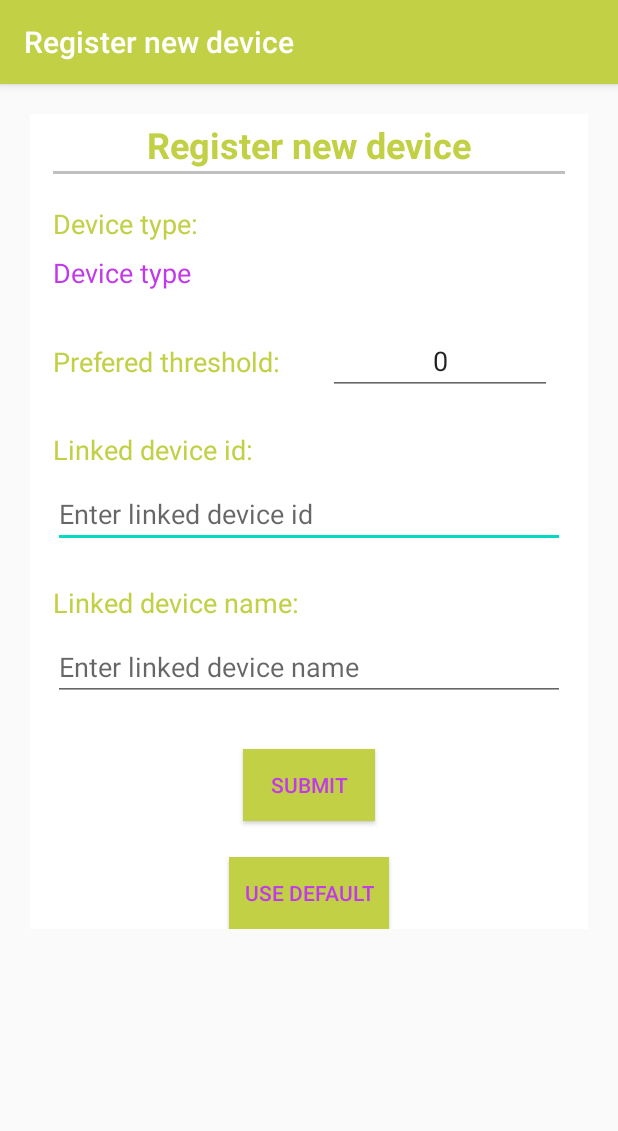
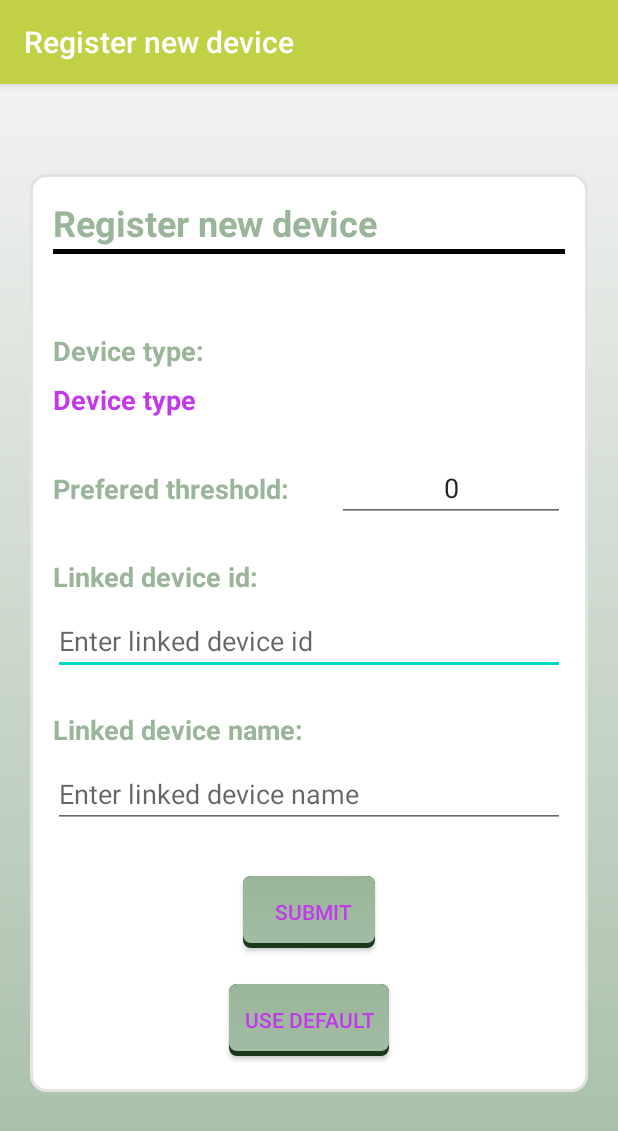
Before and after one commit to ZoroZero/Group9-Smart-garden-project, an Android app: the RegisterDeviceSettingActivity screen opened directly, with no data from a screen before it, on a phone screen of 412 x 824 dp. Shown: the top 1131 px of the screen. Run offline under Robolectric (Android 15) with nearby library versions, the phone set to English and light mode, and no system bars; libraries missing offline, so code that uses them is left out: org.eclipse.paho; network calls fail; 4 statements that could not run were skipped.

Commit message:
Fix register device UI

```diff
--- a/Smart_garden_app/app/src/main/res/drawable/ic_log_out_50dp.xml
+++ b/Smart_garden_app/app/src/main/res/drawable/ic_log_out_50dp.xml
@@ -1,4 +1,4 @@
-<vector android:height="50dp" android:tint="#708238"
+<vector android:height="50dp" android:tint="#9AB59A"
     android:viewportHeight="24.0" android:viewportWidth="24.0"
     android:width="50dp" xmlns:android="http://schemas.android.com/apk/res/android">
     <path android:fillColor="#FF000000" android:pathData="M10.09,15.59L11.5,17l5,-5 -5,-5 -1.41,1.41L12.67,11H3v2h9.67l-2.58,2.59zM19,3H5c-1.11,0 -2,0.9 -2,2v4h2V5h14v14H5v-4H3v4c0,1.1 0.89,2 2,2h14c1.1,0 2,-0.9 2,-2V5c0,-1.1 -0.9,-2 -2,-2z"/>
--- a/Smart_garden_app/app/src/main/res/drawable/ic_register_device_50dp.xml
+++ b/Smart_garden_app/app/src/main/res/drawable/ic_register_device_50dp.xml
@@ -1,4 +1,4 @@
-<vector android:height="50dp" android:tint="#708238"
+<vector android:height="50dp" android:tint="#9AB59A"
     android:viewportHeight="24.0" android:viewportWidth="24.0"
     android:width="50dp" xmlns:android="http://schemas.android.com/apk/res/android">
     <path android:fillColor="#FF000000" android:pathData="M19,13h-6v6h-2v-6H5v-2h6V5h2v6h6v2z"/>
--- a/Smart_garden_app/app/src/main/res/drawable/ic_register_plant_50dp.xml
+++ b/Smart_garden_app/app/src/main/res/drawable/ic_register_plant_50dp.xml
@@ -1,4 +1,4 @@
-<vector android:height="50dp" android:tint="#708238"
+<vector android:height="50dp" android:tint="#9AB59A"
     android:viewportHeight="24.0" android:viewportWidth="24.0"
     android:width="50dp" xmlns:android="http://schemas.android.com/apk/res/android">
     <path android:fillColor="#FF000000" android:pathData="M12,22c4.97,0 9,-4.03 9,-9 -4.97,0 -9,4.03 -9,9zM5.6,10.25c0,1.38 1.12,2.5 2.5,2.5 0.53,0 1.01,-0.16 1.42,-0.44l-0.02,0.19c0,1.38 1.12,2.5 2.5,2.5s2.5,-1.12 2.5,-2.5l-0.02,-0.19c0.4,0.28 0.89,0.44 1.42,0.44 1.38,0 2.5,-1.12 2.5,-2.5 0,-1 -0.59,-1.85 -1.43,-2.25 0.84,-0.4 1.43,-1.25 1.43,-2.25 0,-1.38 -1.12,-2.5 -2.5,-2.5 -0.53,0 -1.01,0.16 -1.42,0.44l0.02,-0.19C14.5,2.12 13.38,1 12,1S9.5,2.12 9.5,3.5l0.02,0.19c-0.4,-0.28 -0.89,-0.44 -1.42,-0.44 -1.38,0 -2.5,1.12 -2.5,2.5 0,1 0.59,1.85 1.43,2.25 -0.84,0.4 -1.43,1.25 -1.43,2.25zM12,5.5c1.38,0 2.5,1.12 2.5,2.5s-1.12,2.5 -2.5,2.5S9.5,9.38 9.5,8s1.12,-2.5 2.5,-2.5zM3,13c0,4.97 4.03,9 9,9 0,-4.97 -4.03,-9 -9,-9z"/>
--- a/Smart_garden_app/app/src/main/res/drawable/ic_stay_primary_portrait_black_24dp.xml
+++ b/Smart_garden_app/app/src/main/res/drawable/ic_stay_primary_portrait_black_24dp.xml
@@ -1,4 +1,4 @@
-<vector android:height="50dp" android:tint="#708238"
+<vector android:height="50dp" android:tint="#9AB59A"
     android:viewportHeight="24.0" android:viewportWidth="24.0"
     android:width="50dp" xmlns:android="http://schemas.android.com/apk/res/android">
     <path android:fillColor="#FF000000" android:pathData="M17,1.01L7,1c-1.1,0 -1.99,0.9 -1.99,2v18c0,1.1 0.89,2 1.99,2h10c1.1,0 2,-0.9 2,-2V3c0,-1.1 -0.9,-1.99 -2,-1.99zM17,19H7V5h10v14z"/>
--- a/Smart_garden_app/app/src/main/res/drawable/ic_view_plant_list_50dp.xml
+++ b/Smart_garden_app/app/src/main/res/drawable/ic_view_plant_list_50dp.xml
@@ -1,4 +1,4 @@
-<vector android:height="50dp" android:tint="#708238"
+<vector android:height="50dp" android:tint="#9AB59A"
     android:viewportHeight="24.0" android:viewportWidth="24.0"
     android:width="50dp" xmlns:android="http://schemas.android.com/apk/res/android">
     <path android:fillColor="#FF000000" android:pathData="M19,3h-4.18C14.4,1.84 13.3,1 12,1c-1.3,0 -2.4,0.84 -2.82,2L5,3c-1.1,0 -2,0.9 -2,2v14c0,1.1 0.9,2 2,2h14c1.1,0 2,-0.9 2,-2L21,5c0,-1.1 -0.9,-2 -2,-2zM12,3c0.55,0 1,0.45 1,1s-0.45,1 -1,1 -1,-0.45 -1,-1 0.45,-1 1,-1zM14,17L7,17v-2h7v2zM17,13L7,13v-2h10v2zM17,9L7,9L7,7h10v2z"/>
--- a/Smart_garden_app/app/src/main/res/drawable/ic_view_report_50dp.xml
+++ b/Smart_garden_app/app/src/main/res/drawable/ic_view_report_50dp.xml
@@ -1,4 +1,4 @@
-<vector android:height="50dp" android:tint="#708238"
+<vector android:height="50dp" android:tint="#9AB59A"
     android:viewportHeight="24.0" android:viewportWidth="24.0"
     android:width="50dp" xmlns:android="http://schemas.android.com/apk/res/android">
     <path android:fillColor="#FF000000" android:pathData="M12,4.5C7,4.5 2.73,7.61 1,12c1.73,4.39 6,7.5 11,7.5s9.27,-3.11 11,-7.5c-1.73,-4.39 -6,-7.5 -11,-7.5zM12,17c-2.76,0 -5,-2.24 -5,-5s2.24,-5 5,-5 5,2.24 5,5 -2.24,5 -5,5zM12,9c-1.66,0 -3,1.34 -3,3s1.34,3 3,3 3,-1.34 3,-3 -1.34,-3 -3,-3z"/>
--- /dev/null
+++ b/Smart_garden_app/app/src/main/res/drawable/round_green_shadow_btn.xml
@@ -0,0 +1,65 @@
+<?xml version="1.0" encoding="utf-8"?>
+<selector xmlns:android="http://schemas.android.com/apk/res/android">
+    <item android:state_pressed="false">
+        <layer-list>
+            <!-- SHADOW -->
+            <item>
+                <shape>
+                    <solid android:color="#1B371C"/>
+                    <!-- alttan gölge -->
+                    <corners android:radius="5dp"/>
+                </shape>
+            </item>
+            <!-- BUTTON alttan gölge
+              android:right="5px" to make it round-->
+            <item
+                android:bottom="5px"
+                >
+                <shape>
+                    <padding android:bottom="5dp"/>
+                    <gradient
+                        android:startColor="#9AB59A"
+                        android:endColor="#a2bca3"
+                        android:angle="270" />
+                    <corners
+                        android:radius="5dp"/>
+                    <padding
+                        android:left="10dp"
+                        android:top="10dp"
+                        android:right="5dp"
+                        android:bottom="10dp"/>
+                </shape>
+            </item>
+        </layer-list>
+    </item>
+
+    <item android:state_pressed="true">
+        <layer-list>
+            <!-- SHADOW -->
+            <item>
+                <shape>
+                    <solid android:color="#1B371C"/>
+                    <corners android:radius="5dp"/>
+
+                </shape>
+            </item>
+            <!-- BUTTON -->
+            <item android:bottom="5px">
+                <shape>
+                    <padding android:bottom="5dp"/>
+                    <gradient
+                        android:startColor="#9AB59A"
+                        android:endColor="#a2bca3"
+                        android:angle="270" />
+                    <corners
+                        android:radius="5dp"/>
+                    <padding
+                        android:left="10dp"
+                        android:top="10dp"
+                        android:right="5dp"
+                        android:bottom="10dp"/>
+                </shape>
+            </item>
+        </layer-list>
+    </item>
+</selector>
--- a/Smart_garden_app/app/src/main/res/layout/register_device_setting.xml
+++ b/Smart_garden_app/app/src/main/res/layout/register_device_setting.xml
@@ -4,11 +4,13 @@
     xmlns:tools="http://schemas.android.com/tools"
     android:id="@+id/constraintLayout5"
     android:layout_width="match_parent"
-    android:layout_height="match_parent">
+    android:layout_height="match_parent"
+    android:background="@drawable/background_gradient">
 
     <ScrollView
         android:layout_width="match_parent"
         android:layout_height="match_parent"
+        android:layout_marginTop="40dp"
         app:layout_constraintEnd_toEndOf="parent"
         app:layout_constraintStart_toStartOf="parent"
         app:layout_constraintTop_toTopOf="parent">
@@ -26,61 +28,70 @@
                 android:layout_marginTop="20dp"
                 android:layout_marginEnd="20dp"
                 android:layout_marginBottom="30dp"
-                android:background="#FFFFFF">
+                android:background="@drawable/round_header">
 
                 <TextView
                     android:id="@+id/registerDeviceSetting"
                     android:layout_width="wrap_content"
                     android:layout_height="wrap_content"
-                    android:layout_marginTop="4dp"
+                    android:layout_marginStart="15dp"
+                    android:layout_marginTop="16dp"
                     android:text="Register new device"
-                    android:textColor="#C1D045"
+                    android:textColor="#9AB59A"
                     android:textSize="24sp"
                     android:textStyle="bold"
-                    app:layout_constraintEnd_toEndOf="parent"
                     app:layout_constraintStart_toStartOf="parent"
                     app:layout_constraintTop_toTopOf="parent" />
 
                 <View
                     android:id="@+id/Page_line"
                     android:layout_width="match_parent"
-                    android:layout_height="2dp"
+                    android:layout_height="3dp"
                     android:layout_marginStart="15dp"
-                    android:layout_marginLeft="15dp"
                     android:layout_marginTop="1dp"
                     android:layout_marginEnd="15dp"
-                    android:layout_marginRight="15dp"
-                    android:background="#c0c0c0"
+                    android:background="#000000"
                     app:layout_constraintEnd_toEndOf="parent"
                     app:layout_constraintHorizontal_bias="0.0"
                     app:layout_constraintStart_toStartOf="parent"
                     app:layout_constraintTop_toBottomOf="@+id/registerDeviceSetting" />
 
-                <TextView
-                    android:id="@+id/textView2"
-                    android:layout_width="wrap_content"
+                <androidx.constraintlayout.widget.ConstraintLayout
+                    android:id="@+id/constraintLayout16"
+                    android:layout_width="match_parent"
                     android:layout_height="wrap_content"
-                    android:layout_marginStart="15dp"
-                    android:layout_marginLeft="15dp"
                     android:layout_marginTop="24dp"
-                    android:text="Device type:"
-                    android:textColor="#C1D045"
-                    android:textSize="18sp"
+                    app:layout_constraintEnd_toEndOf="parent"
                     app:layout_constraintStart_toStartOf="parent"
-                    app:layout_constraintTop_toBottomOf="@+id/registerDeviceSetting" />
+                    app:layout_constraintTop_toBottomOf="@+id/registerDeviceSetting">
 
-                <TextView
-                    android:id="@+id/deviceTypeTextView"
-                    android:layout_width="0dp"
-                    android:layout_height="wrap_content"
-                    android:layout_marginStart="15dp"
-                    android:layout_marginLeft="15dp"
-                    android:layout_marginTop="8dp"
-                    android:text="Device type"
-                    android:textColor="#C238EB"
-                    android:textSize="18sp"
-                    app:layout_constraintStart_toStartOf="parent"
-                    app:layout_constraintTop_toBottomOf="@+id/textView2" />
+                    <TextView
+                        android:id="@+id/deviceTypeTextView"
+                        android:layout_width="0dp"
+                        android:layout_height="wrap_content"
+                        android:layout_marginStart="15dp"
+                        android:layout_marginTop="8dp"
+                        android:text="Device type"
+                        android:textColor="#C238EB"
+                        android:textSize="18sp"
+                        android:textStyle="bold"
+                        app:layout_constraintBottom_toBottomOf="parent"
+                        app:layout_constraintStart_toStartOf="parent"
+                        app:layout_constraintTop_toBottomOf="@+id/textView2" />
+
+                    <TextView
+                        android:id="@+id/textView2"
+                        android:layout_width="wrap_content"
+                        android:layout_height="wrap_content"
+                        android:layout_marginStart="15dp"
+                        android:text="Device type:"
+                        android:textColor="#9AB59A"
+                        android:textSize="18sp"
+                        android:textStyle="bold"
+                        app:layout_constraintBottom_toBottomOf="parent"
+                        app:layout_constraintStart_toStartOf="parent"
+                        app:layout_constraintTop_toTopOf="parent" />
+                </androidx.constraintlayout.widget.ConstraintLayout>
 
                 <androidx.constraintlayout.widget.ConstraintLayout
                     android:id="@+id/constraintLayout2"
@@ -89,14 +100,14 @@
                     android:layout_marginTop="24dp"
                     app:layout_constraintEnd_toEndOf="parent"
                     app:layout_constraintStart_toStartOf="parent"
-                    app:layout_constraintTop_toBottomOf="@+id/deviceTypeTextView">
+                    app:layout_constraintTop_toBottomOf="@+id/constraintLayout16">
 
                     <EditText
                         android:id="@+id/thresholdInputEditText"
                         android:layout_width="0dp"
                         android:layout_height="wrap_content"
                         android:layout_marginStart="32dp"
-                        android:layout_marginEnd="24dp"
+                        android:layout_marginEnd="15dp"
                         android:ems="10"
                         android:inputType="number"
                         android:paddingLeft="5dp"
@@ -114,8 +125,9 @@
                         android:layout_height="wrap_content"
                         android:layout_marginStart="15dp"
                         android:text="Prefered threshold:"
-                        android:textColor="#C1D045"
+                        android:textColor="#9AB59A"
                         android:textSize="18sp"
+                        android:textStyle="bold"
                         app:layout_constraintBottom_toBottomOf="parent"
                         app:layout_constraintStart_toStartOf="parent"
                         app:layout_constraintTop_toTopOf="parent" />
@@ -128,8 +140,9 @@
                     android:layout_marginStart="15dp"
                     android:layout_marginTop="24dp"
                     android:text="Linked device id: "
-                    android:textColor="#C1D045"
+                    android:textColor="#9AB59A"
                     android:textSize="18sp"
+                    android:textStyle="bold"
                     app:layout_constraintStart_toStartOf="parent"
                     app:layout_constraintTop_toBottomOf="@+id/constraintLayout2" />
 
@@ -154,11 +167,11 @@
                     android:layout_width="wrap_content"
                     android:layout_height="wrap_content"
                     android:layout_marginStart="15dp"
-                    android:layout_marginLeft="15dp"
                     android:layout_marginTop="24dp"
                     android:text="Linked device name: "
-                    android:textColor="#C1D045"
+                    android:textColor="#9AB59A"
                     android:textSize="18sp"
+                    android:textStyle="bold"
                     app:layout_constraintStart_toStartOf="parent"
                     app:layout_constraintTop_toBottomOf="@+id/registerDevice_Linked_device_id_ET" />
 
@@ -183,7 +196,7 @@
                     android:layout_width="wrap_content"
                     android:layout_height="wrap_content"
                     android:layout_marginTop="32dp"
-                    android:background="#C1D045"
+                    android:background="@drawable/round_green_shadow_btn"
                     android:text="Submit"
                     android:textColor="#C238EB"
                     app:layout_constraintEnd_toEndOf="parent"
@@ -195,11 +208,13 @@
                     android:layout_width="wrap_content"
                     android:layout_height="wrap_content"
                     android:layout_marginTop="24dp"
-                    android:background="#C1D045"
+                    android:layout_marginBottom="24dp"
+                    android:background="@drawable/round_green_shadow_btn"
                     android:paddingLeft="10dp"
                     android:paddingRight="10dp"
                     android:text="Use default"
                     android:textColor="#C238EB"
+                    app:layout_constraintBottom_toBottomOf="parent"
                     app:layout_constraintEnd_toEndOf="parent"
                     app:layout_constraintStart_toStartOf="parent"
                     app:layout_constraintTop_toBottomOf="@+id/submitSettingButton" />
```
Also changed, not shown: Smart_garden_app/app/src/main/res/drawable/border_style_rect.xml (added, +65 -0 lines), Smart_garden_app/app/src/main/res/layout/activity_home.xml (+9 -9 lines), Smart_garden_app/app/src/main/res/layout/activity_login.xml (+6 -5 lines), Smart_garden_app/app/src/main/res/layout/activity_profile.xml (+21 -5 lines), Smart_garden_app/app/src/main/res/layout/activity_register_temperature_humidity_setting.xml (+43 -25 lines), Smart_garden_app/app/src/main/res/layout/activity_register_user.xml (+5 -5 lines), Smart_garden_app/app/src/main/res/layout/device_detail_view.xml (+7 -3 lines), Smart_garden_app/app/src/main/res/layout/register_device_search.xml (+22 -17 lines).
